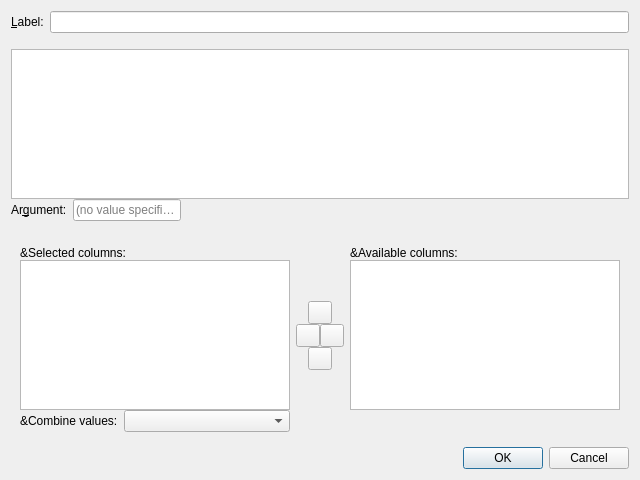
Old version of the form coquery/gui/ui/addFunction.ui in the repository gkunter/coquery.
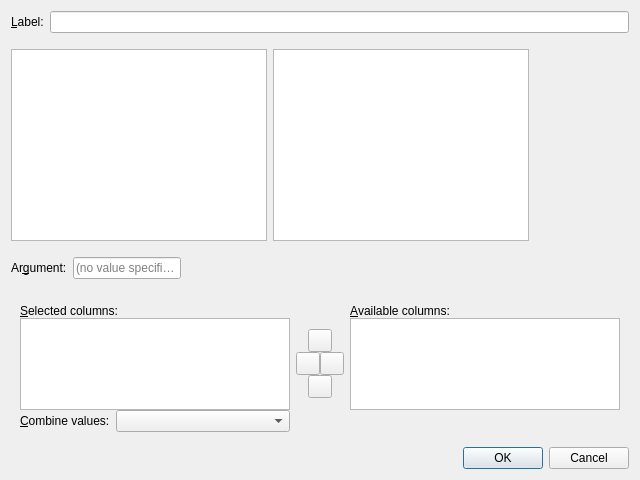
New version of the form. Custom widgets are drawn as their Qt base class.

Commit message: Add cascading list that arranges functions by function classes

Diff of the .ui file:
```diff
--- a/coquery/gui/ui/addFunction.ui
+++ b/coquery/gui/ui/addFunction.ui
@@ -47,27 +47,46 @@
        </layout>
       </widget>
      </item>
+     <item>
+      <widget class="QWidget" name="widget" native="true">
+       <layout class="QHBoxLayout" name="horizontalLayout" stretch="0,0">
+        <property name="sizeConstraint">
+         <enum>QLayout::SetFixedSize</enum>
+        </property>
+        <property name="margin">
+         <number>0</number>
+        </property>
+        <item>
+         <widget class="QListWidget" name="list_classes">
+          <property name="sizePolicy">
+           <sizepolicy hsizetype="Preferred" vsizetype="Preferred">
+            <horstretch>0</horstretch>
+            <verstretch>0</verstretch>
+           </sizepolicy>
+          </property>
+         </widget>
+        </item>
+        <item>
+         <widget class="QListWidget" name="list_functions">
+          <property name="sizePolicy">
+           <sizepolicy hsizetype="Preferred" vsizetype="Preferred">
+            <horstretch>0</horstretch>
+            <verstretch>0</verstretch>
+           </sizepolicy>
+          </property>
+          <property name="selectionBehavior">
+           <enum>QAbstractItemView::SelectRows</enum>
+          </property>
+         </widget>
+        </item>
+       </layout>
+      </widget>
+     </item>
      <item>
       <layout class="QVBoxLayout" name="verticalLayout">
        <property name="spacing">
         <number>0</number>
        </property>
-       <item>
-        <widget class="QListWidget" name="list_functions">
-         <property name="selectionBehavior">
-          <enum>QAbstractItemView::SelectRows</enum>
-         </property>
-         <property name="wordWrap">
-          <bool>true</bool>
-         </property>
-         <property name="currentRow">
-          <number>-1</number>
-         </property>
-         <property name="sortingEnabled">
-          <bool>true</bool>
-         </property>
-        </widget>
-       </item>
        <item>
         <widget class="QWidget" name="parameter_box" native="true">
          <property name="sizePolicy">
@@ -204,6 +223,9 @@
           <property name="text">
            <string>&amp;Available columns:</string>
           </property>
+          <property name="buddy">
+           <cstring>list_available_columns</cstring>
+          </property>
          </widget>
         </item>
         <item row="0" column="0">
@@ -211,6 +233,9 @@
           <property name="text">
            <string>&amp;Selected columns:</string>
           </property>
+          <property name="buddy">
+           <cstring>list_selected_columns</cstring>
+          </property>
          </widget>
         </item>
         <item row="2" column="0">
@@ -224,6 +249,9 @@
              <property name="text">
               <string>&amp;Combine values:</string>
              </property>
+             <property name="buddy">
+              <cstring>combo_combine</cstring>
+             </property>
             </widget>
            </item>
            <item>
```
The commit also changes 2 other files.
